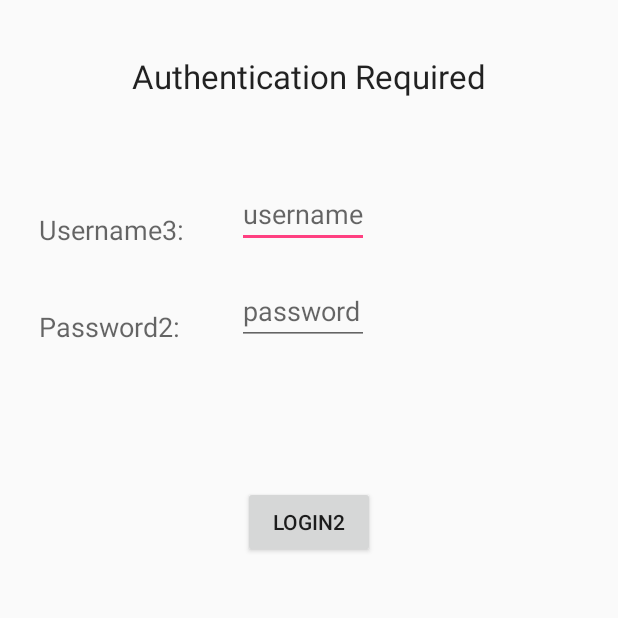
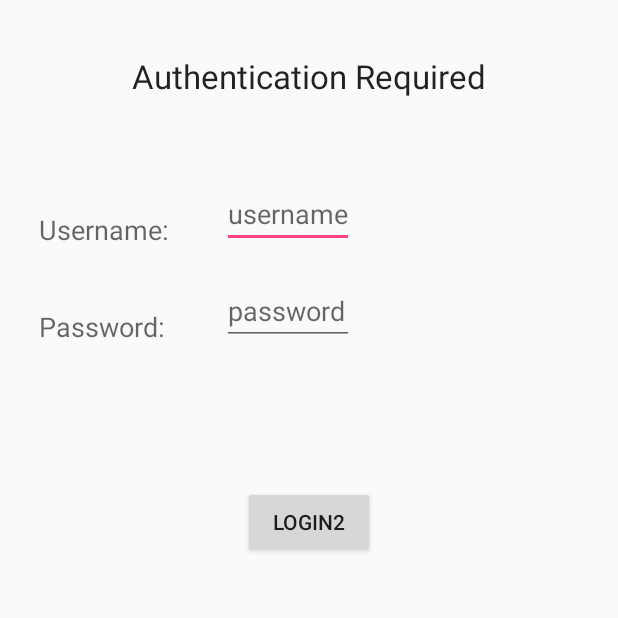
Before and after one commit to sayom88/LoginApp, an Android app: the screen it shows after launch (MainActivity), on a phone screen of 412 x 824 dp, the top half of it. Run offline under Robolectric (Android 15) with nearby library versions, the phone set to English and light mode, and no system bars.

Commit message:
1st March - 4th code checkin

```diff
--- a/app/src/main/res/layout/activity_main.xml
+++ b/app/src/main/res/layout/activity_main.xml
@@ -26,7 +26,7 @@
         android:layout_below="@+id/textView1"
         android:layout_marginTop="75dp"
         android:layout_marginLeft="10dp"
-        android:text="Username3:"
+        android:text="Username:"
         android:textAppearance="?android:attr/textAppearanceMedium" />
 
     <EditText
@@ -47,7 +47,7 @@
         android:layout_alignLeft="@+id/textView2"
         android:layout_below="@+id/textView2"
         android:layout_marginTop="40dp"
-        android:text="Password2:"
+        android:text="Password:"
         android:textAppearance="?android:attr/textAppearanceMedium" />
 
     <EditText
```
